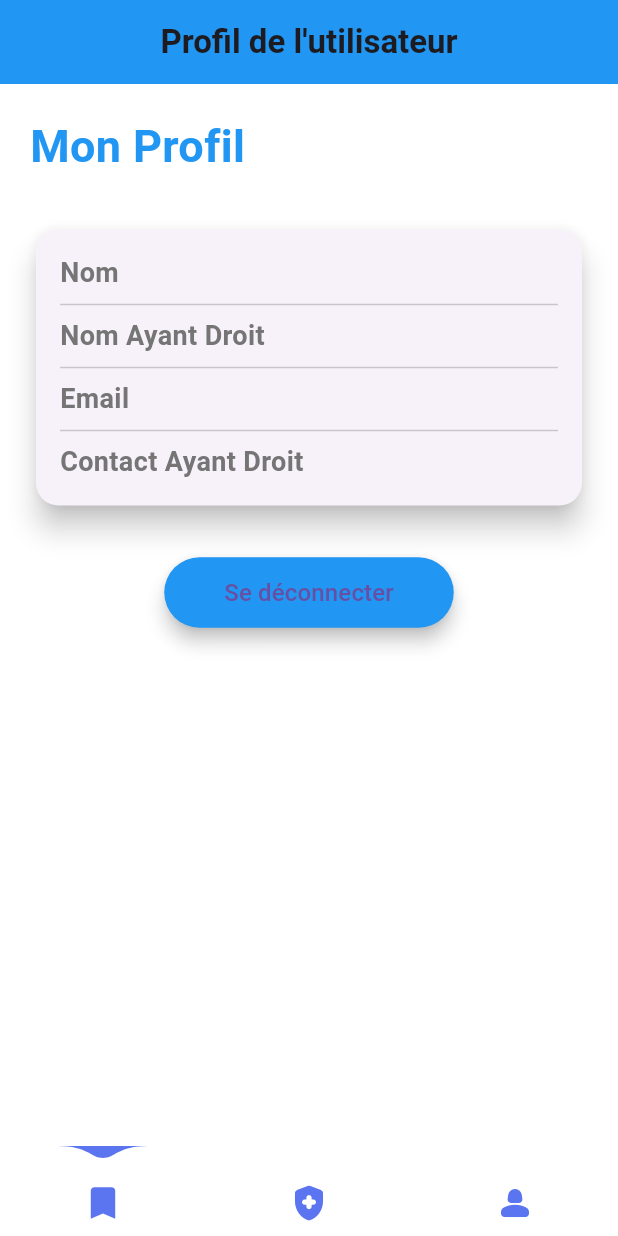
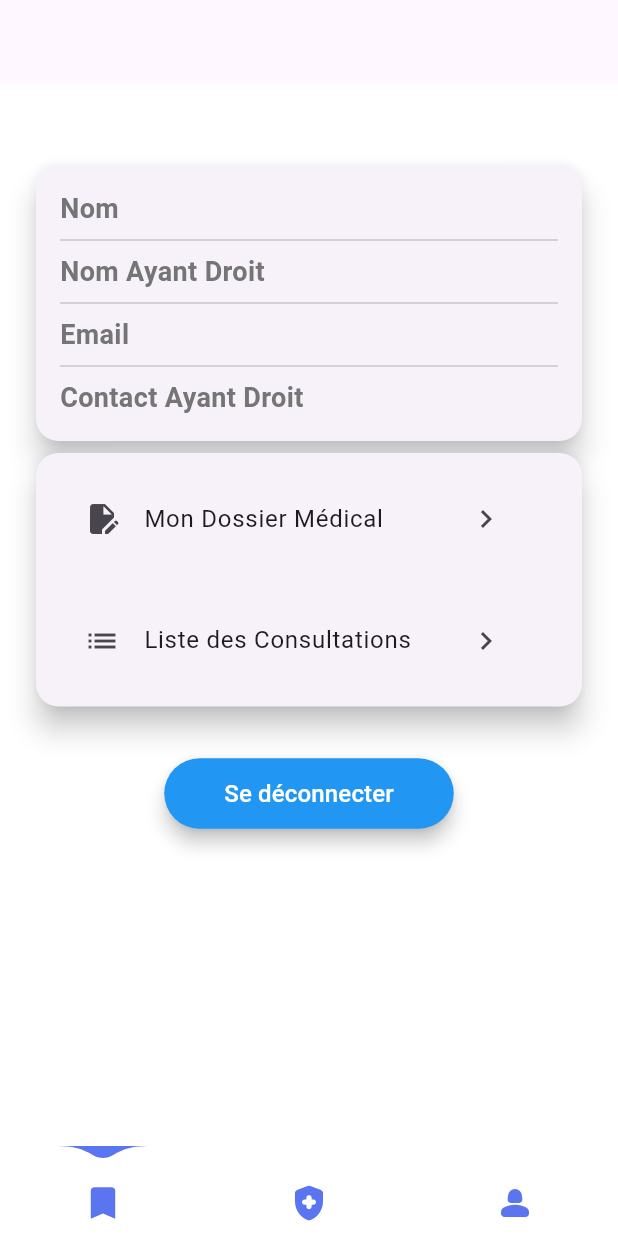
Before and after one commit to Honorine684/flutterDay04, a Flutter app: the screen it shows once a user with an empty profile is signed in, swiped to page 3, on a phone screen of 412 x 824 dp. Run offline on Flutter 3.47's test engine with Material 3 defaults, Android fonts, the phone set to English and light mode, and no system bars; drawn by our look-alikes of water_drop_nav_bar; our stand-ins replace cloud_firestore, firebase_auth, firebase_core, image_picker; missing offline and left inert: firebase_cloud_firestore; accounts and stored records are empty.

Commit message:
recuperation du nom de l'user dans le dossier medical et arrangement de la page profile

```diff
--- a/mediclic/lib/Pages/PageProfile.dart
+++ b/mediclic/lib/Pages/PageProfile.dart
@@ -1,6 +1,9 @@
 import 'package:cloud_firestore/cloud_firestore.dart';
 import 'package:firebase_auth/firebase_auth.dart';
 import 'package:flutter/material.dart';
+import 'package:mediclic/Authentication/Login.dart';
+import 'package:mediclic/Pages/DossierMedical.dart';
+import 'package:mediclic/Services/Firebase/Auth.dart';
 
 class ProfilPage extends StatefulWidget {
   @override
@@ -48,23 +51,18 @@ class _ProfilPageState extends State<ProfilPage> {
   Widget build(BuildContext context) {
     return Scaffold(
       appBar: AppBar(
-        title: Text("Profil de l'utilisateur", style: TextStyle(fontWeight: FontWeight.bold)),
-        backgroundColor: Colors.blue,
-        centerTitle: true,
-        elevation: 0, // Supprime l'ombre de l'AppBar
-      ),
+
+          ),
       body: _user == null
-          ? Center(child: CircularProgressIndicator()) // Affiche un chargement si l'utilisateur n'est pas encore récupéré
-          : Padding(
+          ? Center(
+              child:
+                  CircularProgressIndicator()) // Affiche un chargement si l'utilisateur n'est pas encore récupéré
+          : SingleChildScrollView(
               padding: const EdgeInsets.all(20.0),
               child: Column(
                 crossAxisAlignment: CrossAxisAlignment.start,
                 children: [
-                  // Titre de la page
-                  Text(
-                    "Mon Profil",
-                    style: TextStyle(fontSize: 30, fontWeight: FontWeight.bold, color: Colors.blue),
-                  ),
+
                   SizedBox(height: 30),
 
                   // Carte avec les informations de l'utilisateur
@@ -104,24 +102,68 @@ class _ProfilPageState extends State<ProfilPage> {
                       ),
                     ),
                   ),
+                  Card(
+                    elevation: 8,
+                    shape: RoundedRectangleBorder(
+                      borderRadius: BorderRadius.circular(15),
+                    ),
+                    child: Padding(
+                      padding: const EdgeInsets.all(16.0),
+                      child: Column(
+                        children: [
+                          // Nom
+                          ListTile(
+                            leading: Icon(Icons.edit_document),
+                            title: Text("Mon Dossier Médical "),
+                            trailing: IconButton(
+                                onPressed: () {
+                                  Navigator.push(
+                                      context,
+                                      (MaterialPageRoute(
+                                          builder: (context) =>
+                                              const DossierMedical())));
+                                },
+                                icon: Icon(Icons.navigate_next)),
+                          ),
+                          SizedBox(
+                            height: 25,
+                          ),
+                          ListTile(
+                            leading: Icon(Icons.list),
+                            title: Text("Liste des Consultations"),
+                            trailing: IconButton(
+                                onPressed: () {},
+                                icon: Icon(Icons.navigate_next)),
+                          ),
+                        ],
+                      ),
+                    ),
+                  ),
                   SizedBox(height: 30),
 
                   // Bouton de déconnexion
                   Center(
                     child: ElevatedButton(
                       onPressed: () {
-                        // Log out action
-                        FirebaseAuth.instance.signOut();
+                        Auth().logout();
+                        Navigator.of(context).pushAndRemoveUntil(
+                          MaterialPageRoute(
+                              builder: (context) => const Login()),
+                          (route) => false,
+                        );
                       },
-                      child: Text("Se déconnecter", style: TextStyle(fontSize: 16)),
                       style: ElevatedButton.styleFrom(
                         backgroundColor: Colors.blue,
-                        padding: EdgeInsets.symmetric(horizontal: 40, vertical: 12),
+                        padding:
+                            EdgeInsets.symmetric(horizontal: 40, vertical: 12),
                         shape: RoundedRectangleBorder(
                           borderRadius: BorderRadius.circular(30),
                         ),
-                        elevation: 5, // Légère ombre pour un effet de profondeur
+                        elevation:
+                            5, // Légère ombre pour un effet de profondeur
                       ),
+                      child: Text("Se déconnecter",
+                          style: TextStyle(fontSize: 16, color: Colors.white)),
                     ),
                   ),
                 ],
@@ -136,7 +178,7 @@ class InfoTile extends StatelessWidget {
   final String title;
   final String value;
 
-  const InfoTile({required this.title, required this.value});
+  const InfoTile({super.key, required this.title, required this.value});
 
   @override
   Widget build(BuildContext context) {
@@ -145,7 +187,10 @@ class InfoTile extends StatelessWidget {
       children: [
         Text(
           title,
-          style: TextStyle(fontSize: 18, fontWeight: FontWeight.bold, color: Colors.grey[600]),
+          style: TextStyle(
+              fontSize: 18,
+              fontWeight: FontWeight.bold,
+              color: Colors.grey[600]),
         ),
         Expanded(
           child: Text(
--- a/mediclic/lib/Pages/PageRendezVous.dart
+++ b/mediclic/lib/Pages/PageRendezVous.dart
@@ -2,6 +2,8 @@ import 'package:cloud_firestore/cloud_firestore.dart';
 import 'package:flutter/material.dart';
 
 class RendezVousPage extends StatefulWidget {
+  const RendezVousPage({super.key});
+
   @override
   _RendezVousPageState createState() => _RendezVousPageState();
 }
@@ -69,7 +71,7 @@ class _RendezVousPageState extends State<RendezVousPage> {
                       children: [
                         SizedBox(height: 5),
                         Text("🩺 Docteur : ${rdv['praticien']}"),
-                        Text("📖 Spécialité : ${rdv['spécialité']}"),
+                        Text("📖 Spécialité : ${rdv['specialite']}"),
                         Text("📅 Date : ${rdv['date']}"),
                         Text("❓ Raison : ${rdv['raison']}"),
                       ],
```
Also changed, not shown: mediclic/lib/Pages/DossierMedical.dart (+55 -8 lines).
